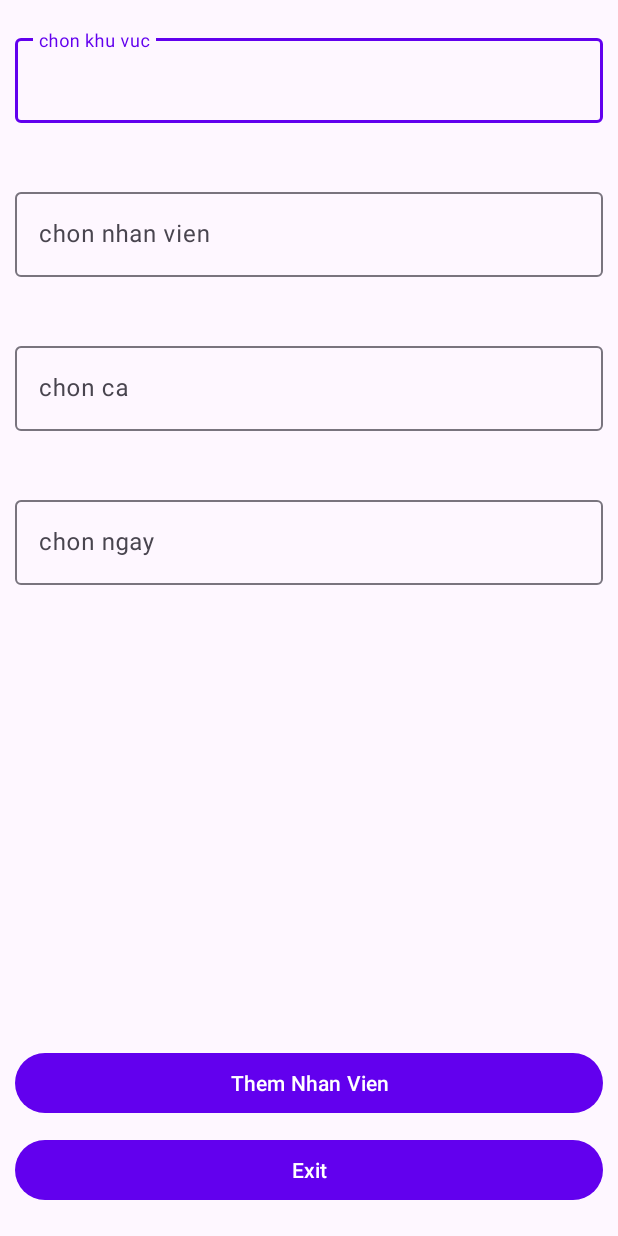
After one commit to nguyennhatminh230801/Android_G3_QuanLyGuiXe, an Android app: the AddListShiftManagerFragment screen opened directly, with no data from a screen before it, on a phone screen of 412 x 824 dp. The commit adds this screen. Run offline under Robolectric (Android 15) with nearby library versions, the phone set to English and light mode, and no system bars.

Commit message:
List Shift Manager

```diff
--- a/app/src/main/AndroidManifest.xml
+++ b/app/src/main/AndroidManifest.xml
@@ -3,6 +3,7 @@
     xmlns:tools="http://schemas.android.com/tools">
 
     <uses-permission android:name="android.permission.INTERNET" />
+
     <application
         android:name=".util.QuanLyGuiXeApplication"
         android:allowBackup="true"
@@ -15,6 +16,9 @@
         android:theme="@style/Theme.QuanLyGuiXe"
         tools:targetApi="31">
         <activity
+            android:name=".screens.shiftmanager.AddListShiftManagerFragment"
+            android:exported="false" />
+        <activity
             android:name=".screens.main.MainActivity"
             android:exported="true">
             <intent-filter>
--- /dev/null
+++ b/app/src/main/java/com/nhom3/quanlyguixe/screens/shiftmanager/AddListShiftManagerFragment.java
@@ -0,0 +1,16 @@
+package com.nhom3.quanlyguixe.screens.shiftmanager;
+
+import androidx.appcompat.app.AppCompatActivity;
+
+import android.os.Bundle;
+
+import com.nhom3.quanlyguixe.R;
+
+public class AddListShiftManagerFragment extends AppCompatActivity {
+
+    @Override
+    protected void onCreate(Bundle savedInstanceState) {
+        super.onCreate(savedInstanceState);
+        setContentView(R.layout.fragment_add_list_shift_manager);
+    }
+}
--- /dev/null
+++ b/app/src/main/res/layout/fragment_add_list_shift_manager.xml
@@ -0,0 +1,107 @@
+<?xml version="1.0" encoding="utf-8"?>
+<androidx.constraintlayout.widget.ConstraintLayout xmlns:android="http://schemas.android.com/apk/res/android"
+    xmlns:app="http://schemas.android.com/apk/res-auto"
+    xmlns:tools="http://schemas.android.com/tools"
+    android:layout_width="match_parent"
+    android:layout_height="match_parent">
+
+    <com.google.android.material.textfield.TextInputLayout
+        android:id="@+id/text_input_khu_vuc"
+        android:layout_width="0dp"
+        android:layout_height="wrap_content"
+        android:layout_marginHorizontal="10dp"
+        android:layout_marginTop="20dp"
+        app:errorEnabled="true"
+        app:layout_constraintEnd_toEndOf="parent"
+        app:layout_constraintStart_toStartOf="parent"
+        app:layout_constraintTop_toTopOf="parent">
+
+        <com.google.android.material.textfield.TextInputEditText
+            android:layout_width="match_parent"
+            android:layout_height="match_parent"
+            android:hint="chon khu vuc"
+            tools:ignore="HardcodedText" />
+    </com.google.android.material.textfield.TextInputLayout>
+
+    <com.google.android.material.textfield.TextInputLayout
+        android:id="@+id/text_input_nv"
+        android:layout_width="0dp"
+        android:layout_height="wrap_content"
+        android:layout_marginTop="20dp"
+        app:errorEnabled="true"
+        app:layout_constraintEnd_toEndOf="@id/text_input_khu_vuc"
+        app:layout_constraintStart_toStartOf="@id/text_input_khu_vuc"
+        app:layout_constraintTop_toBottomOf="@id/text_input_khu_vuc">
+
+        <com.google.android.material.textfield.TextInputEditText
+            android:layout_width="match_parent"
+            android:layout_height="match_parent"
+            android:hint="chon nhan vien"
+            android:inputType="number"
+            tools:ignore="HardcodedText" />
+    </com.google.android.material.textfield.TextInputLayout>
+
+    <com.google.android.material.textfield.TextInputLayout
+        android:id="@+id/text_input_ca"
+        android:layout_width="0dp"
+        android:layout_height="wrap_content"
+        android:layout_marginTop="20dp"
+        app:errorEnabled="true"
+        android:clickable="true"
+        app:layout_constraintEnd_toEndOf="@id/text_input_nv"
+        app:layout_constraintStart_toStartOf="@id/text_input_nv"
+        app:layout_constraintTop_toBottomOf="@id/text_input_nv">
+
+        <com.google.android.material.textfield.TextInputEditText
+            android:layout_width="match_parent"
+            android:layout_height="match_parent"
+            android:hint="chon ca"
+            android:focusable="false"
+            android:clickable="false"
+            android:cursorVisible="false"
+            android:focusableInTouchMode="false"
+            tools:ignore="HardcodedText" />
+    </com.google.android.material.textfield.TextInputLayout>
+
+    <com.google.android.material.textfield.TextInputLayout
+        android:id="@+id/text_input_ticket_expiration_date"
+        android:layout_width="0dp"
+        android:layout_height="wrap_content"
+        android:layout_marginTop="20dp"
+        app:errorEnabled="true"
+        android:clickable="true"
+        app:layout_constraintEnd_toEndOf="@id/text_input_ca"
+        app:layout_constraintStart_toStartOf="@id/text_input_ca"
+        app:layout_constraintTop_toBottomOf="@id/text_input_ca">
+
+        <com.google.android.material.textfield.TextInputEditText
+            android:layout_width="match_parent"
+            android:layout_height="match_parent"
+            android:hint="chon ngay"
+            android:focusable="false"
+            android:clickable="false"
+            android:cursorVisible="false"
+            android:focusableInTouchMode="false"
+            tools:ignore="HardcodedText" />
+    </com.google.android.material.textfield.TextInputLayout>
+
+
+    <Button
+        android:id="@+id/button_add_ticket"
+        android:layout_width="0dp"
+        android:layout_height="wrap_content"
+        android:layout_marginBottom="10dp"
+        android:text="Them Nhan Vien"
+        app:layout_constraintBottom_toTopOf="@id/button_clear_all_info"
+        app:layout_constraintEnd_toEndOf="@id/text_input_ticket_expiration_date"
+        app:layout_constraintStart_toStartOf="@id/text_input_ticket_expiration_date" />
+    <Button
+        android:id="@+id/button_clear_all_info"
+        android:layout_width="0dp"
+        android:layout_height="wrap_content"
+        android:layout_marginBottom="20dp"
+        android:text="Exit"
+        app:layout_constraintBottom_toBottomOf="parent"
+        app:layout_constraintEnd_toEndOf="@id/text_input_ticket_expiration_date"
+        app:layout_constraintStart_toStartOf="@id/text_input_ticket_expiration_date" />
+</androidx.constraintlayout.widget.ConstraintLayout>
```
Also changed, not shown: app/src/main/res/drawable/person_s.xml (added, +15 -0 lines), app/src/main/res/layout/fragment_list_shift_manager.xml (+47 -13 lines), app/src/main/res/layout/item_list_shift_manager.xml (added, +91 -0 lines).
